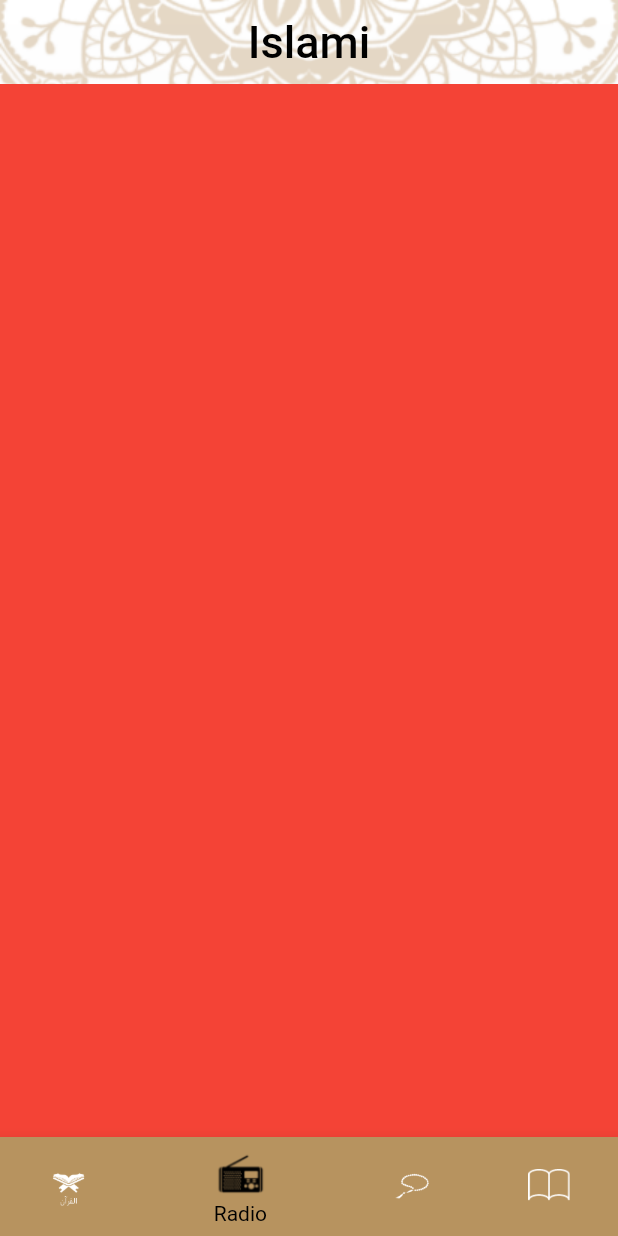
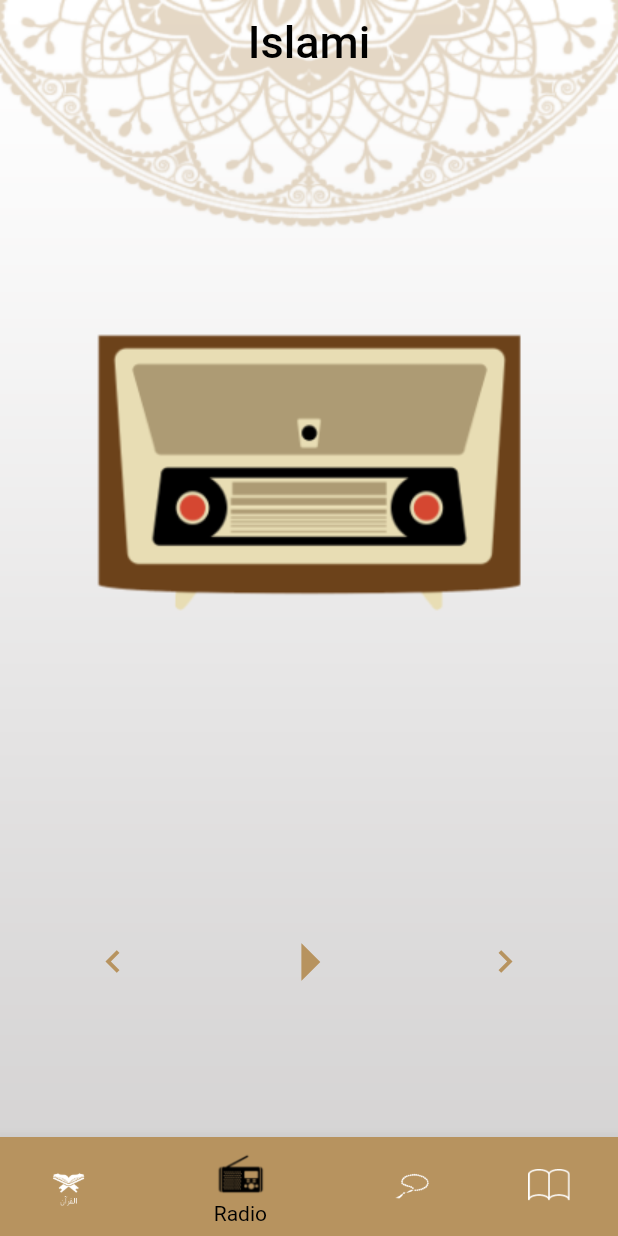
Before and after one commit to Taku-Android/Quran-App, a Flutter app: the screen it shows after launch, item 2 of the bottom bar chosen, on a phone screen of 412 x 824 dp. Run offline on Flutter 3.47's test engine with Material 2 defaults, Android fonts, the phone set to English and light mode, and no system bars.

Commit message:
+ Radio img + Radio Tab

```diff
--- a/lib/MyTheme.dart
+++ b/lib/MyTheme.dart
@@ -21,7 +21,8 @@ class MyTheme{
       ) ,
       iconTheme: IconThemeData(
         color: Colors.black
-      )
+      ) ,
+
 
     ) ,
     bottomNavigationBarTheme: BottomNavigationBarThemeData(
@@ -42,7 +43,16 @@ class MyTheme{
      selectedItemColor: Colors.black ,
      // unselectedLabelStyle:  ,
      // unselectedItemColor:
+    ) ,
+   /*
+    elevatedButtonTheme: ElevatedButtonThemeData(
+      style: ElevatedButton.styleFrom(
+          primary: Colors.transparent
+      ) ,
+
     )
+    */
+
   ) ;
 
   static final ThemeData darktheme = ThemeData(
--- a/lib/Radio/radio_tab.dart
+++ b/lib/Radio/radio_tab.dart
@@ -1,20 +1,62 @@
-
-
-
 import 'package:flutter/material.dart';
 
-class RadioTab extends StatelessWidget{
-
-  static const String routeName = 'Quran' ;
+class RadioTab extends StatelessWidget {
+  static const String routeName = 'Quran';
 
   @override
   Widget build(BuildContext context) {
-
-    return Container(
-      color: Colors.red,
+    return Column(
+      children: [
+        Expanded(
+          flex: 4,
+          child: Container(
+              margin: EdgeInsets.only(top: 50),
+              child: Image.asset('assets/images/radio_bg.png')),
+        ),
+        Expanded(
+          flex: 2,
+          child: Container(
+            margin: EdgeInsets.symmetric(horizontal: 10),
+            child: Row(
+              children: [
+                Expanded(
+                  child: Container(
+                    margin: EdgeInsets.symmetric(horizontal: 10),
+                    child: ElevatedButton(
+                        style: ElevatedButton.styleFrom(
+                            elevation: 0.0, backgroundColor: Colors.red.withOpacity(0)),
+                        onPressed: () {},
+                        child: Icon(Icons.keyboard_arrow_left,
+                            size: 30, color: Theme.of(context).primaryColor)),
+                  ),
+                ),
+                Expanded(
+                  child: Container(
+                    margin: EdgeInsets.symmetric(horizontal: 10),
+                    child: ElevatedButton(
+                        style: ElevatedButton.styleFrom(
+                            elevation: 0.0, backgroundColor: Colors.red.withOpacity(0)),
+                        onPressed: () {},
+                        child: Icon(Icons.arrow_right,
+                            size: 60, color: Theme.of(context).primaryColor)),
+                  ),
+                ),
+                Expanded(
+                  child: Container(
+                    margin: EdgeInsets.symmetric(horizontal: 10),
+                    child: ElevatedButton(
+                        style: ElevatedButton.styleFrom(
+                            elevation: 0.0, backgroundColor: Colors.red.withOpacity(0)),
+                        onPressed: () {},
+                        child: Icon(Icons.keyboard_arrow_right,
+                            size: 30, color: Theme.of(context).primaryColor)),
+                  ),
+                )
+              ],
+            ),
+          ),
+        )
+      ],
     );
-
   }
-
-
 }
```
Also changed, not shown: 1 other file.
